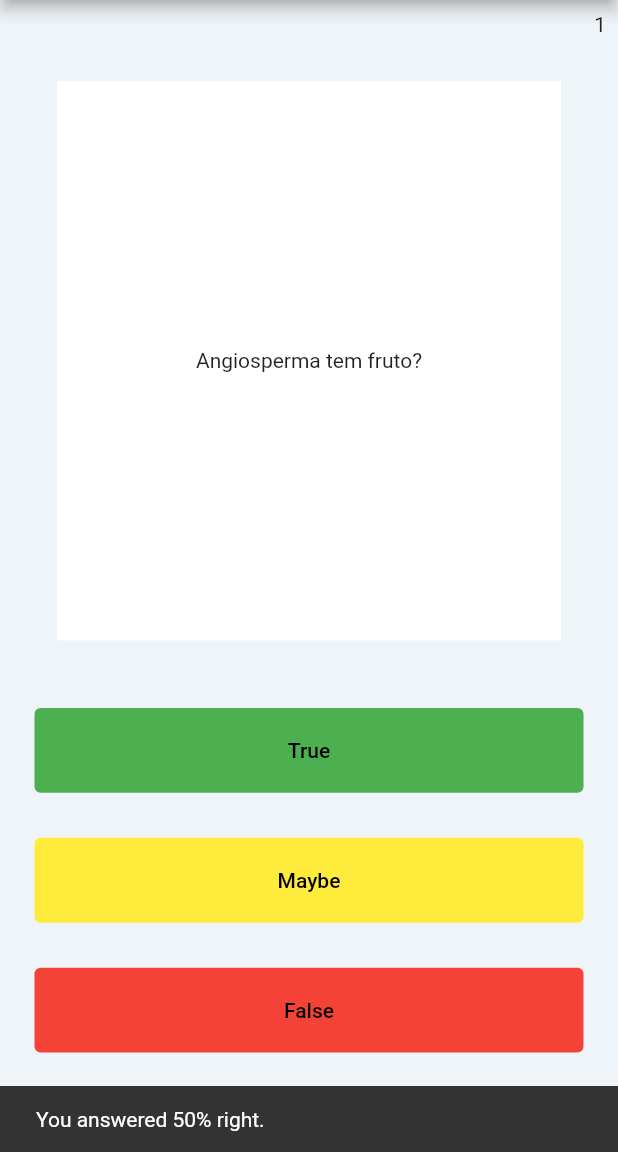
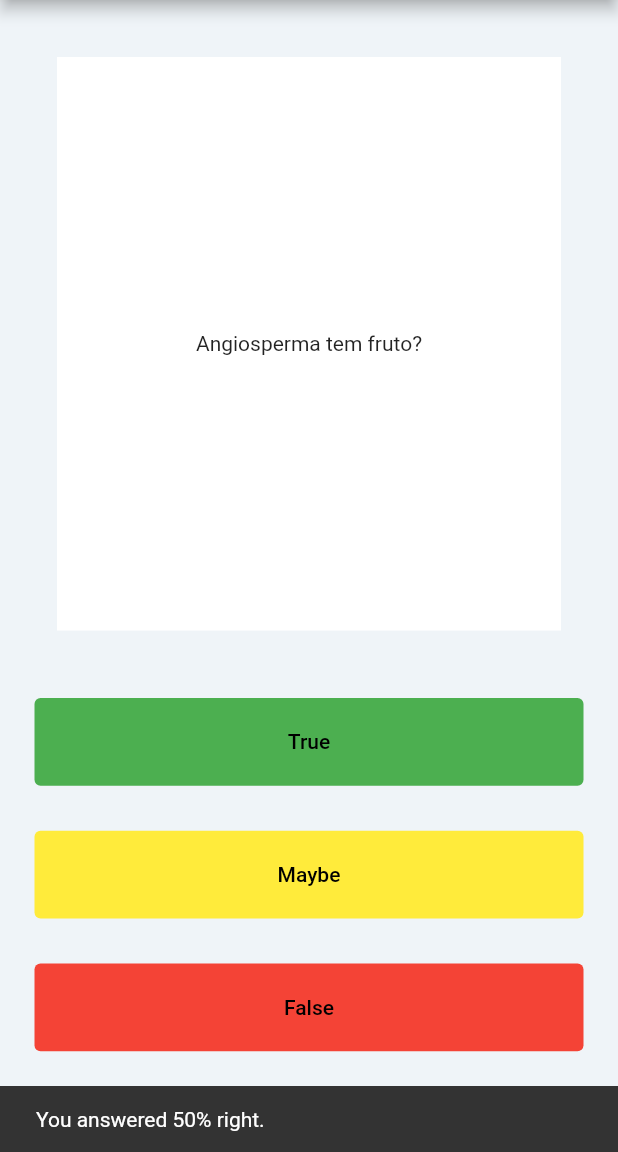
Before and after one commit to phelyppe-matheus/Quizzler-PDM-2022, a Flutter app: the screen it shows after launch, after a tap on "True", after a tap on "Maybe", after a tap on "False", on a phone screen of 412 x 824 dp, the part 84-1236 px from its top. Run offline on Flutter 3.47's test engine with Material 2 defaults, Android fonts, the phone set to English and light mode, and no system bars.

Commit message:
we're not gonna use sqflite for now

```diff
--- a/lib/main.dart
+++ b/lib/main.dart
@@ -1,35 +1,7 @@
 import 'package:flutter/material.dart';
 import 'package:quizzler/quiz_brain.dart';
-// import 'package:path/path.dart';
-// import 'package:quizzler/score_loader.dart';
-// import 'package:sqflite/sqflite.dart';
 
-void main() async {
-  runApp(const Quizzler());
-}
-
-// Future<void> loadDatabase() async {
-
-//   WidgetsFlutterBinding.ensureInitialized();
-//   final database = openDatabase(
-//     join(await getDatabasesPath(), 'question_database.db'),
-//     onCreate: (db, version) {
-//       return db.execute(
-//           'CREATE TABLE answers(id INTEGER PRIMARY KEY, answer BOOLEAN)');
-//     },
-//     version: 0,
-//   );
-
-//   Future<void> insertLoadedScore(Answers answers) async {
-//     final db = await database;
-
-//     await db.insert(
-//       'answers',
-//       answers.toMap(),
-//       conflictAlgorithm: ConflictAlgorithm.replace,
-//     );
-//   }
-// }
+void main() async => runApp(const Quizzler());
 
 class Quizzler extends StatelessWidget {
   const Quizzler({Key? key}) : super(key: key);
@@ -59,15 +31,6 @@ class _QuizPageState extends State<QuizPage> {
   int scoreRight = 0;
   int scoreWrong = 0;
 
-  Icon rightAnswer = const Icon(Icons.check, color: Colors.green);
-  Icon wrongAnswer = const Icon(Icons.delete, color: Colors.red);
-  Icon nonAnswered = const Icon(Icons.warning, color: Colors.yellow);
-
-  // @override
-  // void initState() async {
-  //   await loadDatabase();
-  // }
-
   @override
   Widget build(BuildContext context) {
     return Scaffold(
@@ -79,16 +42,6 @@ class _QuizPageState extends State<QuizPage> {
         padding: const EdgeInsets.all(8.0),
         child: Column(
           children: [
-            Expanded(
-              flex: 0,
-              child: SizedBox(
-                width: double.infinity,
-                child: Text(
-                  '$scoreRight',
-                  textAlign: TextAlign.end,
-                ),
-              ),
-            ),
             Expanded(
               flex: 10,
               child: Padding(
@@ -112,11 +65,9 @@ class _QuizPageState extends State<QuizPage> {
                   width: double.infinity,
                   child: answerButton(Colors.green, 'True', onPressed: () {
                     if (quizes.getQuestionAnswer() == true) {
-                      scoreIcons.add(rightAnswer);
-                      scoreRight++;
+                      rightAnswer();
                     } else {
-                      scoreIcons.add(wrongAnswer);
-                      scoreWrong++;
+                      wrongAnswer();
                     }
                   }, context: context),
                 ),
@@ -129,7 +80,7 @@ class _QuizPageState extends State<QuizPage> {
                 child: Padding(
                   padding: const EdgeInsets.all(15.0),
                   child: answerButton(Colors.yellow, 'Maybe', onPressed: () {
-                    scoreIcons.add(nonAnswered);
+                    nonAnswered();
                   }, context: context),
                 ),
               ),
@@ -144,11 +95,9 @@ class _QuizPageState extends State<QuizPage> {
                       const Color.fromRGBO(244, 67, 54, 1), 'False',
                       onPressed: () {
                     if (quizes.getQuestionAnswer() == false) {
-                      scoreIcons.add(rightAnswer);
-                      scoreRight++;
+                      rightAnswer();
                     } else {
-                      scoreIcons.add(wrongAnswer);
-                      scoreWrong++;
+                      wrongAnswer();
                     }
                   }, context: context),
                 ),
@@ -201,4 +150,18 @@ class _QuizPageState extends State<QuizPage> {
       style: TextButton.styleFrom(backgroundColor: bgColor),
     );
   }
+
+  void rightAnswer() {
+    scoreIcons.add(const Icon(Icons.check, color: Colors.green));
+    scoreRight++;
+  }
+
+  void wrongAnswer() {
+    scoreIcons.add(const Icon(Icons.delete, color: Colors.red));
+    scoreWrong++;
+  }
+
+  void nonAnswered() {
+    scoreIcons.add(const Icon(Icons.warning, color: Colors.yellow));
+  }
 }
```
